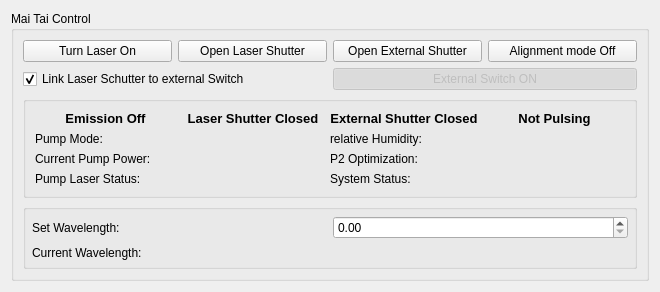
Old version of the form acq4/devices/MaiTaiLaser/maiTaiTemplate.ui in the repository acq4/acq4.
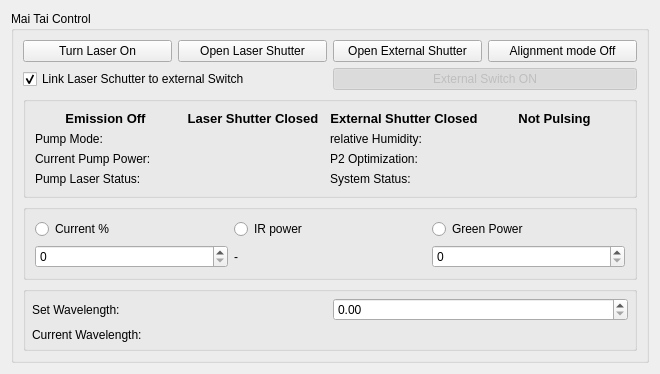
New version of the form. Custom widgets are drawn as their Qt base class.

Commit message: start to allow pump power mode changes

Patch:
```diff
--- a/acq4/devices/MaiTaiLaser/maiTaiTemplate.ui
+++ b/acq4/devices/MaiTaiLaser/maiTaiTemplate.ui
@@ -7,7 +7,7 @@
     <x>0</x>
     <y>0</y>
     <width>660</width>
-    <height>264</height>
+    <height>328</height>
    </rect>
   </property>
   <property name="windowTitle">
@@ -20,6 +20,62 @@
       <string>Mai Tai Control</string>
      </property>
      <layout class="QGridLayout" name="gridLayout_12">
+      <item row="6" column="0" colspan="4">
+       <widget class="QGroupBox" name="maitaiWavelengthGroup">
+        <property name="title">
+         <string/>
+        </property>
+        <layout class="QGridLayout" name="gridLayout_9" columnstretch="0,0,0">
+         <property name="leftMargin">
+          <number>6</number>
+         </property>
+         <property name="topMargin">
+          <number>6</number>
+         </property>
+         <property name="rightMargin">
+          <number>6</number>
+         </property>
+         <property name="bottomMargin">
+          <number>6</number>
+         </property>
+         <item row="1" column="0">
+          <widget class="QLabel" name="label_13">
+           <property name="text">
+            <string>Set Wavelength: </string>
+           </property>
+          </widget>
+         </item>
+         <item row="1" column="2">
+          <widget class="SpinBox" name="wavelengthSpin_2">
+           <property name="suffix">
+            <string/>
+           </property>
+          </widget>
+         </item>
+         <item row="2" column="2">
+          <widget class="QLabel" name="currentWaveLengthLabel">
+           <property name="font">
+            <font>
+             <pointsize>10</pointsize>
+             <weight>75</weight>
+             <bold>true</bold>
+            </font>
+           </property>
+           <property name="text">
+            <string/>
+           </property>
+          </widget>
+         </item>
+         <item row="2" column="0">
+          <widget class="QLabel" name="label_2">
+           <property name="text">
+            <string>Current Wavelength:</string>
+           </property>
+          </widget>
+         </item>
+        </layout>
+       </widget>
+      </item>
       <item row="0" column="2">
        <widget class="QPushButton" name="ExternalShutterBtn">
         <property name="text">
@@ -250,56 +306,43 @@
         </property>
        </widget>
       </item>
-      <item row="3" column="0" colspan="4">
-       <widget class="QGroupBox" name="maitaiWavelengthGroup">
-        <property name="title">
-         <string/>
-        </property>
-        <layout class="QGridLayout" name="gridLayout_9" columnstretch="0,0,0">
-         <property name="leftMargin">
-          <number>6</number>
-         </property>
-         <property name="topMargin">
-          <number>6</number>
-         </property>
-         <property name="rightMargin">
-          <number>6</number>
-         </property>
-         <property name="bottomMargin">
-          <number>6</number>
-         </property>
-         <item row="0" column="0">
-          <widget class="QLabel" name="label_13">
-           <property name="text">
-            <string>Set Wavelength: </string>
-           </property>
-          </widget>
-         </item>
+      <item row="5" column="0" colspan="4">
+       <widget class="QGroupBox" name="maitaiPowerGroup">
+        <layout class="QGridLayout" name="gridLayout">
          <item row="0" column="2">
-          <widget class="SpinBox" name="wavelengthSpin_2">
-           <property name="suffix">
-            <string/>
+          <widget class="QRadioButton" name="greenPowerBtn">
+           <property name="text">
+            <string>Green Power</string>
            </property>
           </widget>
          </item>
-         <item row="1" column="2">
-          <widget class="QLabel" name="currentWaveLengthLabel">
-           <property name="font">
-            <font>
-             <pointsize>10</pointsize>
-             <weight>75</weight>
-             <bold>true</bold>
-            </font>
+         <item row="0" column="1">
+          <widget class="QRadioButton" name="irPowerBtn">
+           <property name="text">
+            <string>IR power</string>
            </property>
+           <attribute name="buttonGroup">
+            <string notr="true">powerButtonGroup</string>
+           </attribute>
+          </widget>
+         </item>
+         <item row="0" column="0">
+          <widget class="QRadioButton" name="currentBtn">
            <property name="text">
-            <string/>
+            <string>Current %</string>
            </property>
           </widget>
          </item>
          <item row="1" column="0">
-          <widget class="QLabel" name="label_2">
+          <widget class="QSpinBox" name="pumpCurrentSpin"/>
+         </item>
+         <item row="1" column="2">
+          <widget class="QSpinBox" name="greenPowerSpin"/>
+         </item>
+         <item row="1" column="1">
+          <widget class="QLabel" name="irPowerLabel">
            <property name="text">
-            <string>Current Wavelength:</string>
+            <string>-</string>
            </property>
           </widget>
          </item>
```
Left out of the diff: 11 changed lines with no effect on the pictures. The commit also changes 4 other files.
